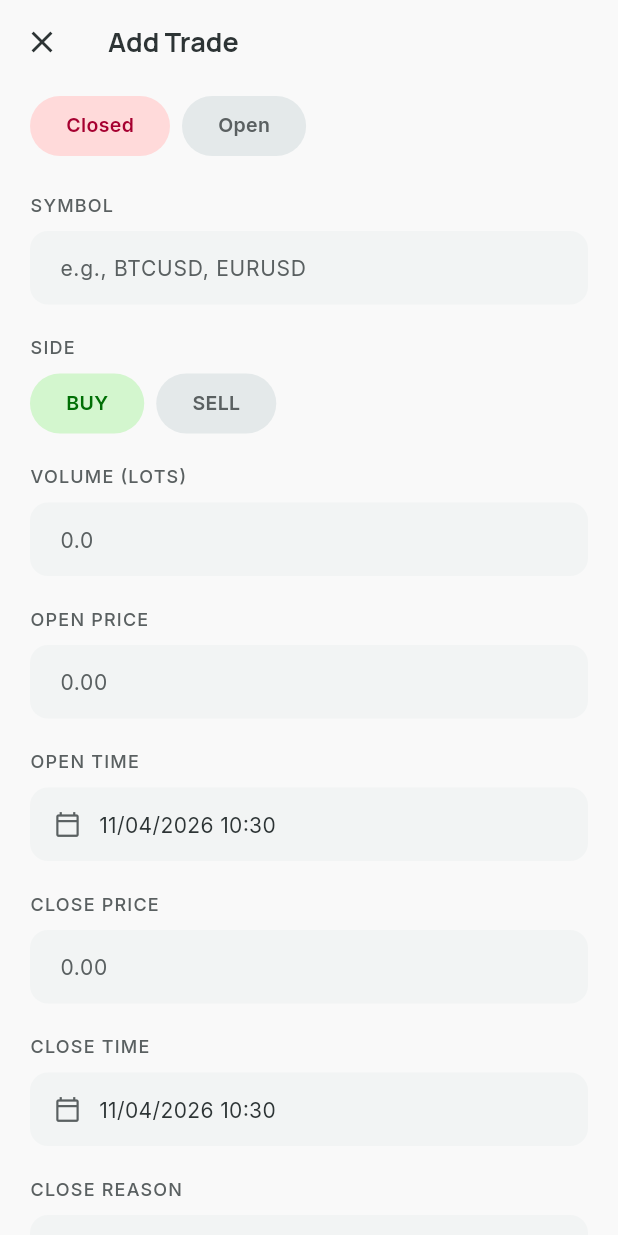
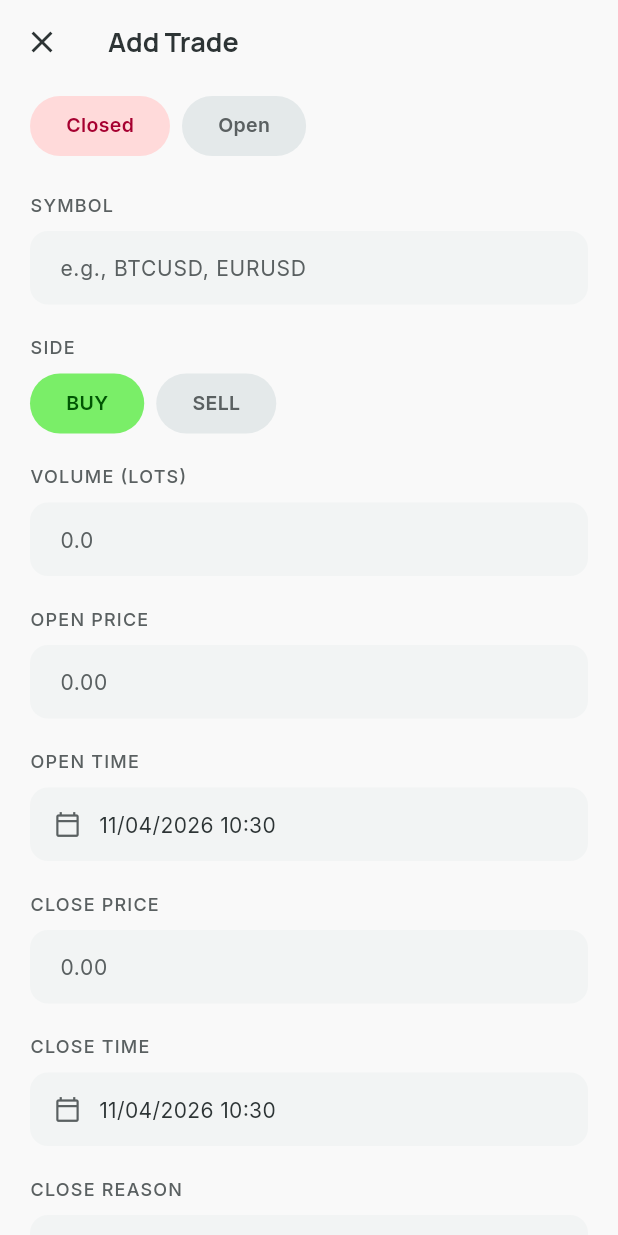
Before and after one commit to MashudiSudonym/TradeTrackr, a Flutter app: the AddTradePage screen opened by its route, on a phone screen of 412 x 824 dp. Run offline on Flutter 3.47's test engine with Material 3 defaults, Android fonts, the phone set to English and light mode, and no system bars; our stand-ins replace fl_chart, flutter_riverpod, freezed_annotation, go_router, google_fonts, logger; generated files the repository leaves out were written again.

Commit message:
fix(add-trade): improve color contrast for BUY/SELL toggle in dark mode
Replace transparent container colors (withValues(alpha: 0.3)) with
proper Material 3 color scheme tokens that provide good contrast
in both light and dark themes:
- BUY: tertiaryContainer background with onTertiaryContainer text
- SELL: errorContainer background with onErrorContainer text

Co-Authored-By: Claude Opus 4.6 <noreply@anthropic.com>

```diff
--- a/lib/presentation/pages/add_trade_page.dart
+++ b/lib/presentation/pages/add_trade_page.dart
@@ -273,8 +273,8 @@ class _AddTradePageState extends ConsumerState<AddTradePage> {
           label: 'BUY',
           selected: _side == TradeSide.buy,
           cs: cs,
-          selectedColor: cs.tertiary,
-          selectedBgColor: cs.tertiaryContainer.withValues(alpha: 0.3),
+          selectedColor: cs.onTertiaryContainer,
+          selectedBgColor: cs.tertiaryContainer,
           onTap: () => setState(() => _side = TradeSide.buy),
         ),
         const SizedBox(width: 8),
@@ -282,8 +282,8 @@ class _AddTradePageState extends ConsumerState<AddTradePage> {
           label: 'SELL',
           selected: _side == TradeSide.sell,
           cs: cs,
-          selectedColor: cs.error,
-          selectedBgColor: cs.errorContainer.withValues(alpha: 0.3),
+          selectedColor: cs.onErrorContainer,
+          selectedBgColor: cs.errorContainer,
           onTap: () => setState(() => _side = TradeSide.sell),
         ),
       ],
```
